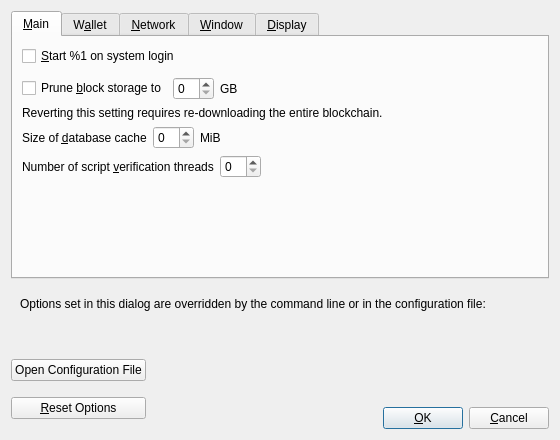
The window that src/qt/forms/optionsdialog.ui (crptec/sinovate) describes before a commit, drawn with Qt 5.
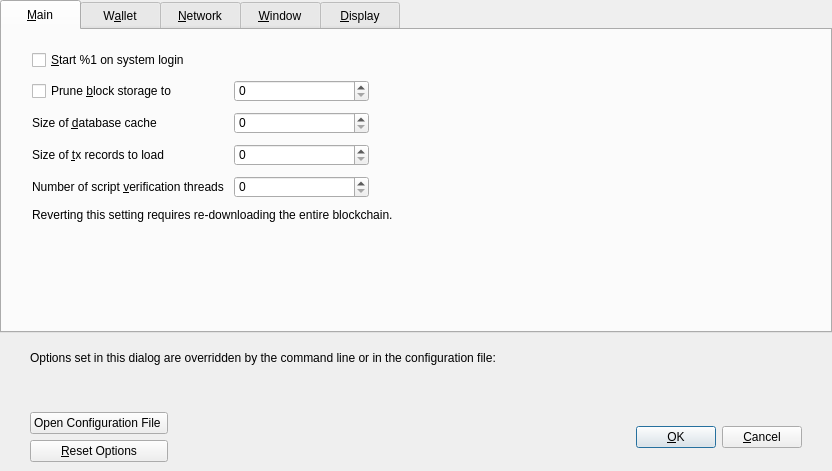
The same window after the commit. Custom widgets are drawn as their Qt base class.

Commit message: [gui] add three theme options

What changed in the file:
```diff
--- a/src/qt/forms/optionsdialog.ui
+++ b/src/qt/forms/optionsdialog.ui
@@ -6,19 +6,49 @@
    <rect>
     <x>0</x>
     <y>0</y>
-    <width>560</width>
-    <height>440</height>
+    <width>832</width>
+    <height>471</height>
    </rect>
   </property>
+  <property name="minimumSize">
+   <size>
+    <width>650</width>
+    <height>440</height>
+   </size>
+  </property>
   <property name="windowTitle">
    <string>Options</string>
   </property>
+  <property name="styleSheet">
+   <string notr="true">QTabBar::tab { 
+height: 30px;
+width: 80px;
+}
+
+
+</string>
+  </property>
   <property name="modal">
    <bool>true</bool>
   </property>
   <layout class="QVBoxLayout" name="verticalLayout">
+   <property name="leftMargin">
+    <number>0</number>
+   </property>
+   <property name="topMargin">
+    <number>0</number>
+   </property>
+   <property name="rightMargin">
+    <number>0</number>
+   </property>
+   <property name="bottomMargin">
+    <number>0</number>
+   </property>
    <item>
     <widget class="QTabWidget" name="tabWidget">
+     <property name="styleSheet">
+      <string notr="true"/>
+     </property>
      <property name="currentIndex">
       <number>0</number>
      </property>
@@ -27,82 +57,158 @@
        <string>&amp;Main</string>
       </attribute>
       <layout class="QVBoxLayout" name="verticalLayout_Main">
+       <property name="spacing">
+        <number>10</number>
+       </property>
+       <property name="leftMargin">
+        <number>30</number>
+       </property>
+       <property name="topMargin">
+        <number>20</number>
+       </property>
+       <property name="rightMargin">
+        <number>30</number>
+       </property>
+       <property name="bottomMargin">
+        <number>20</number>
+       </property>
        <item>
-        <widget class="QCheckBox" name="bitcoinAtStartup">
+        <widget class="QCheckBox" name="sinAtStartup">
          <property name="toolTip">
           <string>Automatically start %1 after logging in to the system.</string>
          </property>
+         <property name="styleSheet">
+          <string notr="true"/>
+         </property>
          <property name="text">
           <string>&amp;Start %1 on system login</string>
          </property>
         </widget>
        </item>
        <item>
-        <spacer name="horizontalSpacer_0_Main">
+        <layout class="QGridLayout" name="gridLayout_3">
+         <item row="2" column="1">
+          <layout class="QHBoxLayout" name="horizontalLayout_3_Main">
+           <item>
+            <widget class="QSpinBox" name="recordsToLoad">
+             <property name="minimumSize">
+              <size>
+               <width>135</width>
+               <height>0</height>
+              </size>
+             </property>
+            </widget>
+           </item>
+           <item>
+            <spacer name="horizontalSpacer_2_Main">
          <property name="orientation">
           <enum>Qt::Horizontal</enum>
          </property>
          <property name="sizeHint" stdset="0">
           <size>
            <width>40</width>
-           <height>5</height>
+               <height>20</height>
           </size>
          </property>
         </spacer>
        </item>
+          </layout>
+         </item>
+         <item row="1" column="1">
+          <layout class="QHBoxLayout" name="horizontalLayout_2_Main">
        <item>
+            <widget class="QSpinBox" name="databaseCache">
+             <property name="minimumSize">
+              <size>
+               <width>135</width>
+               <height>0</height>
+              </size>
+             </property>
+            </widget>
+           </item>
+           <item>
+            <spacer name="horizontalSpacer_2_Main">
+             <property name="orientation">
+              <enum>Qt::Horizontal</enum>
+             </property>
+             <property name="sizeHint" stdset="0">
+              <size>
+               <width>40</width>
+               <height>20</height>
+              </size>
+             </property>
+            </spacer>
+           </item>
+          </layout>
+         </item>
+         <item row="3" column="1">
+          <layout class="QHBoxLayout" name="horizontalLayout_Main_VerifyLabel">
+           <item>
+            <widget class="QSpinBox" name="threadsScriptVerif">
+             <property name="minimumSize">
+              <size>
+               <width>135</width>
+               <height>0</height>
+              </size>
+             </property>
+             <property name="toolTip">
+              <string>(0 = auto, &lt;0 = leave that many cores free)</string>
+             </property>
+            </widget>
+           </item>
+           <item>
+            <spacer name="horizontalSpacer_Main_Threads">
+             <property name="orientation">
+              <enum>Qt::Horizontal</enum>
+             </property>
+             <property name="sizeHint" stdset="0">
+              <size>
+               <width>40</width>
+               <height>20</height>
+              </size>
+             </property>
+            </spacer>
+           </item>
+          </layout>
+         </item>
+         <item row="0" column="1">
        <layout class="QHBoxLayout" name="horizontalLayout_Main_Prune">
         <item>
+            <widget class="QSpinBox" name="pruneSize">
+             <property name="minimumSize">
+              <size>
+               <width>135</width>
+               <height>0</height>
+              </size>
+             </property>
+            </widget>
+           </item>
+           <item>
+            <spacer name="horizontalSpacer_Main_Prune">
+             <property name="orientation">
+              <enum>Qt::Horizontal</enum>
+             </property>
+             <property name="sizeHint" stdset="0">
+              <size>
+               <width>40</width>
+               <height>20</height>
+              </size>
+             </property>
+            </spacer>
+           </item>
+          </layout>
+         </item>
+         <item row="0" column="0">
          <widget class="QCheckBox" name="prune">
           <property name="toolTip">
-           <string>Enabling pruning significantly reduces the disk space required to store transactions. All blocks are still fully validated. Reverting this setting requires re-downloading the entire blockchain.</string>
+            <string>Disables some advanced features but all blocks will still be fully validated. Reverting this setting requires re-downloading the entire blockchain. Actual disk usage may be somewhat higher.</string>
           </property>
           <property name="text">
            <string>Prune &amp;block storage to</string>
           </property>
          </widget>
         </item>
-        <item>
-         <widget class="QSpinBox" name="pruneSize"/>
-        </item>
-         <item>
-          <widget class="QLabel" name="pruneSizeUnitLabel">
-           <property name="text">
-            <string>GB</string>
-           </property>
-           <property name="textFormat">
-            <enum>Qt::PlainText</enum>
-           </property>
-          </widget>
-         </item>
-         <item>
-          <spacer name="horizontalSpacer_Main_Prune">
-           <property name="orientation">
-            <enum>Qt::Horizontal</enum>
-           </property>
-           <property name="sizeHint" stdset="0">
-            <size>
-             <width>40</width>
-             <height>20</height>
-            </size>
-           </property>
-          </spacer>
-         </item>
-        </layout>
-       </item>
-       <item>
-        <widget class="QLabel" name="pruneWarning">
-         <property name="text">
-          <string>Reverting this setting requires re-downloading the entire blockchain.</string>
-         </property>
-         <property name="textFormat">
-          <enum>Qt::PlainText</enum>
-         </property>
-        </widget>
-       </item>
-       <item>
-        <layout class="QHBoxLayout" name="horizontalLayout_2_Main">
-         <item>
+         <item row="1" column="0">
           <widget class="QLabel" name="databaseCacheLabel">
            <property name="text">
             <string>Size of &amp;database cache</string>
@@ -115,37 +221,20 @@
            </property>
           </widget>
          </item>
-         <item>
-          <widget class="QSpinBox" name="databaseCache"/>
-         </item>
-         <item>
-          <widget class="QLabel" name="databaseCacheUnitLabel">
+         <item row="2" column="0">
+          <widget class="QLabel" name="recordsToLoadLabel">
            <property name="text">
-            <string>MiB</string>
+            <string>Size of &amp;tx records to load</string>
            </property>
            <property name="textFormat">
             <enum>Qt::PlainText</enum>
            </property>
+           <property name="buddy">
+            <cstring>recordsToLoad</cstring>
+           </property>
           </widget>
          </item>
-         <item>
-          <spacer name="horizontalSpacer_2_Main">
-           <property name="orientation">
-            <enum>Qt::Horizontal</enum>
-           </property>
-           <property name="sizeHint" stdset="0">
-            <size>
-             <width>40</width>
-             <height>20</height>
-            </size>
-           </property>
-          </spacer>
-         </item>
-        </layout>
-       </item>
-       <item>
-        <layout class="QHBoxLayout" name="horizontalLayout_Main_VerifyLabel">
-         <item>
+         <item row="3" column="0">
           <widget class="QLabel" name="threadsScriptVerifLabel">
            <property name="text">
             <string>Number of script &amp;verification threads</string>
@@ -158,30 +247,20 @@
            </property>
           </widget>
          </item>
-         <item>
-          <widget class="QSpinBox" name="threadsScriptVerif">
-           <property name="toolTip">
-            <string>(0 = auto, &lt;0 = leave that many cores free)</string>
+         <item row="4" column="0" colspan="2">
+          <widget class="QLabel" name="pruneWarning">
+           <property name="text">
+            <string>Reverting this setting requires re-downloading the entire blockchain.</string>
+           </property>
+           <property name="textFormat">
+            <enum>Qt::PlainText</enum>
            </property>
           </widget>
          </item>
-         <item>
-          <spacer name="horizontalSpacer_Main_Threads">
-           <property name="orientation">
-            <enum>Qt::Horizontal</enum>
-           </property>
-           <property name="sizeHint" stdset="0">
-            <size>
-             <width>40</width>
-             <height>20</height>
-            </size>
-           </property>
-          </spacer>
-         </item>
         </layout>
        </item>
        <item>
-        <spacer name="verticalSpacer_Main">
+        <spacer name="verticalSpacer_3">
          <property name="orientation">
           <enum>Qt::Vertical</enum>
          </property>
@@ -200,12 +279,33 @@
        <string>W&amp;allet</string>
       </attribute>
       <layout class="QVBoxLayout" name="verticalLayout_Wallet">
+       <property name="spacing">
+        <number>10</number>
+       </property>
+       <property name="leftMargin">
+        <number>30</number>
+       </property>
+       <property name="topMargin">
+        <number>20</number>
+       </property>
+       <property name="rightMargin">
+        <number>30</number>
+       </property>
+       <property name="bottomMargin">
+        <number>20</number>
+       </property>
        <item>
-        <widget class="QGroupBox" name="groupBox">
+        <widget class="QGroupBox" name="groupBoxExpert">
+         <property name="styleSheet">
+          <string notr="true"/>
+         </property>
          <property name="title">
           <string>Expert</string>
          </property>
          <layout class="QVBoxLayout" name="verticalLayout_2">
+          <property name="spacing">
+           <number>12</number>
+          </property>
           <item>
            <widget class="QCheckBox" name="coinControlFeatures">
             <property name="toolTip">
@@ -216,6 +316,16 @@
             </property>
            </widget>
           </item>
+          <item>
+           <widget class="QCheckBox" name="showMasternodesTab">
+            <property name="toolTip">
+             <string>Show additional tab listing all your InfinityNodes in first sub-tab&lt;br/&gt;and all InfinityNodes on the network in second sub-tab.</string>
+            </property>
+            <property name="text">
+             <string>Show InfinityNodes Tab</string>
+            </property>
+           </widget>
+          </item>
           <item>
            <widget class="QCheckBox" name="spendZeroConfChange">
             <property name="toolTip">
@@ -230,7 +340,7 @@
         </widget>
        </item>
        <item>
-        <spacer name="verticalSpacer_Wallet">
+        <spacer name="verticalSpacer_2">
          <property name="orientation">
           <enum>Qt::Vertical</enum>
          </property>
@@ -249,10 +359,25 @@
        <string>&amp;Network</string>
       </attribute>
       <layout class="QVBoxLayout" name="verticalLayout_Network">
+       <property name="spacing">
+        <number>10</number>
+       </property>
+       <property name="leftMargin">
+        <number>30</number>
+       </property>
+       <property name="topMargin">
+        <number>20</number>
+       </property>
+       <property name="rightMargin">
+        <number>30</number>
+       </property>
+       <property name="bottomMargin">
+        <number>20</number>
+       </property>
        <item>
         <widget class="QCheckBox" name="mapPortUpnp">
          <property name="toolTip">
-          <string>Automatically open the Bitcoin client port on the router. This only works when your router supports UPnP and it is enabled.</string>
+          <string>Automatically open the SIN client port on the router. This only works when your router supports UPnP and it is enabled.</string>
          </property>
          <property name="text">
           <string>Map port using &amp;UPnP</string>
@@ -272,7 +397,7 @@
        <item>
         <widget class="QCheckBox" name="connectSocks">
          <property name="toolTip">
-          <string>Connect to the Bitcoin network through a SOCKS5 proxy.</string>
+          <string>Connect to the SIN network through a SOCKS5 proxy.</string>
          </property>
          <property name="text">
           <string>&amp;Connect through SOCKS5 proxy (default proxy):</string>
@@ -459,10 +584,10 @@
        <item>
         <widget class="QCheckBox" name="connectSocksTor">
          <property name="toolTip">
-          <string>Connect to the Bitcoin network through a separate SOCKS5 proxy for Tor onion services.</string>
+          <string>Connect to the SIN network through a separate SOCKS5 proxy for Tor hidden services.</string>
          </property>
          <property name="text">
-          <string>Use separate SOCKS&amp;5 proxy to reach peers via Tor onion services:</string>
+          <string>Use separate SOCKS&amp;5 proxy to reach peers via Tor hidden services:</string>
          </property>
         </widget>
        </item>
@@ -548,7 +673,7 @@
         </layout>
        </item>
        <item>
-        <spacer name="verticalSpacer_Network">
+        <spacer name="verticalSpacer_6">
          <property name="orientation">
           <enum>Qt::Vertical</enum>
          </property>
@@ -567,16 +692,29 @@
        <string>&amp;Window</string>
       </attribute>
       <layout class="QVBoxLayout" name="verticalLayout_Window">
+       <property name="spacing">
+        <number>10</number>
+       </property>
+       <property name="leftMargin">
+        <number>30</number>
+       </property>
+       <property name="topMargin">
+        <number>20</number>
+       </property>
+       <property name="rightMargin">
+        <number>30</number>
+       </property>
+       <property name="bottomMargin">
+        <number>20</number>
+       </property>
        <item>
-        <widget class="QCheckBox" name="hideTrayIcon">
-         <property name="toolTip">
-          <string>Hide the icon from the system tray.</string>
+        <layout class="QVBoxLayout" name="verticalLayout_6">
+         <property name="spacing">
+          <number>10</number>
          </property>
-         <property name="text">
-          <string>&amp;Hide tray icon</string>
+         <property name="topMargin">
+          <number>0</number>
          </property>
-        </widget>
-       </item>
        <item>
         <widget class="QCheckBox" name="minimizeToTray">
          <property name="toolTip">
@@ -598,7 +736,19 @@
         </widget>
        </item>
        <item>
-        <spacer name="verticalSpacer_Window">
+          <widget class="QCheckBox" name="hideTrayIcon">
+           <property name="toolTip">
+            <string>Hide the icon from the system tray.</string>
+           </property>
+           <property name="text">
+            <string>&amp;Hide tray icon</string>
+           </property>
+          </widget>
+         </item>
+        </layout>
+       </item>
+       <item>
+        <spacer name="verticalSpacer_5">
          <property name="orientation">
           <enum>Qt::Vertical</enum>
          </property>
@@ -617,9 +767,38 @@
        <string>&amp;Display</string>
       </attribute>
       <layout class="QVBoxLayout" name="verticalLayout_Display">
+       <property name="spacing">
+        <number>10</number>
+       </property>
+       <property name="leftMargin">
+        <number>30</number>
+       </property>
+       <property name="topMargin">
+        <number>20</number>
+       </property>
+       <property name="rightMargin">
+        <number>30</number>
+       </property>
+       <property name="bottomMargin">
+        <number>20</number>
+       </property>
        <item>
-        <layout class="QHBoxLayout" name="horizontalLayout_1_Display">
-         <item>
+        <layout class="QGridLayout" name="gridLayout_4">
+         <item row="1" column="1">
+          <widget class="QValueComboBox" name="unit">
+           <property name="toolTip">
+            <string>Choose the default subdivision unit to show in the interface and when sending coins.</string>
+           </property>
+          </widget>
+         </item>
+         <item row="2" column="1">
+          <widget class="QLineEdit" name="thirdPartyTxUrls">
+           <property name="toolTip">
+            <string>Third party URLs (e.g. a block explorer) that appear in the transactions tab as context menu items. %s in the URL is replaced by transaction hash. Multiple URLs are separated by vertical bar |.</string>
+           </property>
+          </widget>
+         </item>
+         <item row="0" column="0">
           <widget class="QLabel" name="langLabel">
            <property name="text">
             <string>User Interface &amp;language:</string>
@@ -632,18 +811,27 @@
            </property>
           </widget>
          </item>
-         <item>
+         <item row="2" column="0">
+          <widget class="QLabel" name="thirdPartyTxUrlsLabel">
+           <property name="toolTip">
+            <string>Third party URLs (e.g. a block explorer) that appear in the transactions tab as context menu items. %s in the URL is replaced by transaction hash. Multiple URLs are separated by vertical bar |.</string>
+           </property>
+           <property name="text">
+            <string>&amp;Third party transaction URLs:</string>
+           </property>
+           <property name="buddy">
+            <cstring>thirdPartyTxUrls</cstring>
+           </property>
+          </widget>
+         </item>
+         <item row="0" column="1">
           <widget class="QValueComboBox" name="lang">
            <property name="toolTip">
             <string>The user interface language can be set here. This setting will take effect after restarting %1.</string>
            </property>
           </widget>
          </item>
-        </layout>
-       </item>
-       <item>
-        <layout class="QHBoxLayout" name="horizontalLayout_2_Display">
-         <item>
+         <item row="1" column="0">
           <widget class="QLabel" name="unitLabel">
            <property name="text">
             <string>&amp;Unit to show amounts in:</string>
@@ -656,44 +844,26 @@
            </property>
           </widget>
          </item>
-         <item>
-          <widget class="QValueComboBox" name="unit">
-           <property name="toolTip">
-            <string>Choose the default subdivision unit to show in the interface and when sending coins.</string>
-           </property>
-          </widget>
-         </item>
-        </layout>
-       </item>
-       <item>
-        <layout class="QHBoxLayout" name="horizontalLayout_3_Display">
-         <item>
-          <widget class="QLabel" name="thirdPartyTxUrlsLabel">
-           <property name="toolTip">
-            <string>Third party URLs (e.g. a block explorer) that appear in the transactions tab as context menu items. %s in the URL is replaced by transaction hash. Multiple URLs are separated by vertical bar |.</string>
-           </property>
+         <item row="3" column="0">
+          <widget class="QLabel" name="themeLabel">
            <property name="text">
-            <string>&amp;Third party transaction URLs</string>
+            <string>User Interface &amp;style:</string>
+           </property>
+           <property name="textFormat">
+            <enum>Qt::PlainText</enum>
            </property>
            <property name="buddy">
-            <cstring>thirdPartyTxUrls</cstring>
+            <cstring>lang</cstring>
            </property>
           </widget>
          </item>
-         <item>
-          <widget class="QLineEdit" name="thirdPartyTxUrls">
-           <property name="toolTip">
-            <string>Third party URLs (e.g. a block explorer) that appear in the transactions tab as context menu items. %s in the URL is replaced by transaction hash. Multiple URLs are separated by vertical bar |.</string>
-           </property>
-           <property name="placeholderText">
-            <string notr="true">https://example.com/tx/%s</string>
-           </property>
-          </widget>
+         <item row="3" column="1">
+          <widget class="QValueComboBox" name="theme"/>
          </item>
         </layout>
        </item>
        <item>
-        <spacer name="verticalSpacer_Display">
+        <spacer name="verticalSpacer_9">
          <property name="orientation">
           <enum>Qt::Vertical</enum>
          </property>
@@ -712,6 +882,12 @@
    <item>
     <widget class="QFrame" name="frame">
      <layout class="QVBoxLayout" name="verticalLayout_Bottom">
+      <property name="leftMargin">
+       <number>30</number>
+      </property>
+      <property name="rightMargin">
+       <number>30</number>
+      </property>
       <item>
        <layout class="QHBoxLayout" name="horizontalLayout_Bottom">
         <item>
@@ -756,16 +932,47 @@
     </widget>
    </item>
    <item>
+    <widget class="QWidget" name="buttonsContainerWhite" native="true">
+     <property name="sizePolicy">
+      <sizepolicy hsizetype="Preferred" vsizetype="Preferred">
+       <horstretch>0</horstretch>
+       <verstretch>0</verstretch>
+      </sizepolicy>
+     </property>
+     <property name="maximumSize">
+      <size>
+       <width>16777215</width>
+       <height>16777215</height>
+      </size>
+     </property>
+     <property name="styleSheet">
+      <string notr="true"/>
+     </property>
     <layout class="QHBoxLayout" name="horizontalLayout_Buttons">
+      <property name="spacing">
+       <number>6</number>
+      </property>
+      <property name="leftMargin">
+       <number>30</number>
+      </property>
+      <property name="rightMargin">
+       <number>30</number>
+      </property>
+      <property name="bottomMargin">
+       <number>9</number>
+      </property>
      <item>
       <layout class="QVBoxLayout" name="verticalLayout_Buttons">
+        <property name="spacing">
+         <number>6</number>
+        </property>
        <item>
-        <widget class="QPushButton" name="openBitcoinConfButton">
+         <widget class="QPushButton" name="openSINConfButton">
          <property name="toolTip">
           <string>Open the %1 configuration file from the working directory.</string>
          </property>
          <property name="text">
-          <string>Open Configuration File</string>
+           <string>Open Configuration File </string>
          </property>
          <property name="autoDefault">
           <bool>false</bool>
@@ -839,24 +1046,13 @@
       </spacer>
      </item>
      <item>
-      <layout class="QVBoxLayout" name="verticalLayout_4">
-       <item>
-        <spacer name="verticalSpacer">
-         <property name="orientation">
-          <enum>Qt::Vertical</enum>
-         </property>
-         <property name="sizeHint" stdset="0">
-          <size>
-           <width>20</width>
-           <height>40</height>
-          </size>
-         </property>
-        </spacer>
-       </item>
-       <item>
-        <layout class="QHBoxLayout" name="horizontalLayout">
-         <item>
           <widget class="QPushButton" name="okButton">
+        <property name="minimumSize">
+         <size>
+          <width>80</width>
+          <height>0</height>
+         </size>
+        </property>
            <property name="text">
             <string>&amp;OK</string>
            </property>
@@ -870,6 +1066,12 @@
          </item>
          <item>
           <widget class="QPushButton" name="cancelButton">
+        <property name="minimumSize">
+         <size>
+          <width>80</width>
+          <height>0</height>
+         </size>
+        </property>
            <property name="text">
             <string>&amp;Cancel</string>
            </property>
@@ -879,10 +1081,7 @@
           </widget>
          </item>
         </layout>
-       </item>
-      </layout>
-     </item>
-    </layout>
+    </widget>
    </item>
   </layout>
  </widget>
```
Lines whose indentation alone changed are shown as unchanged. The commit also changes 4 other files.
